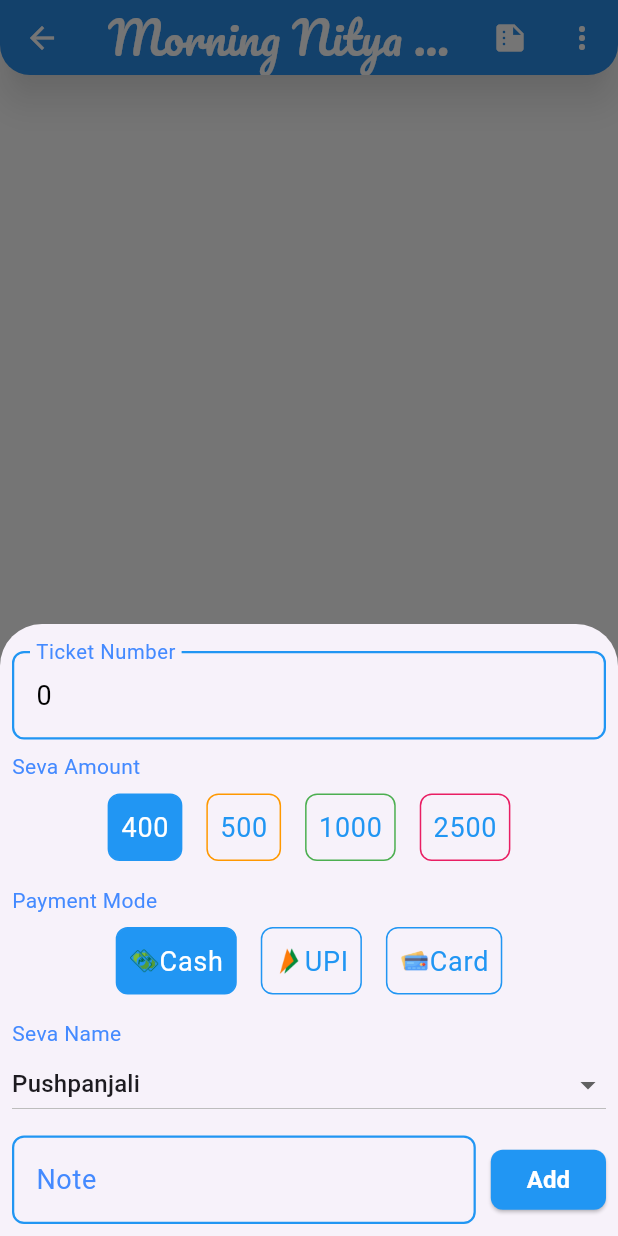
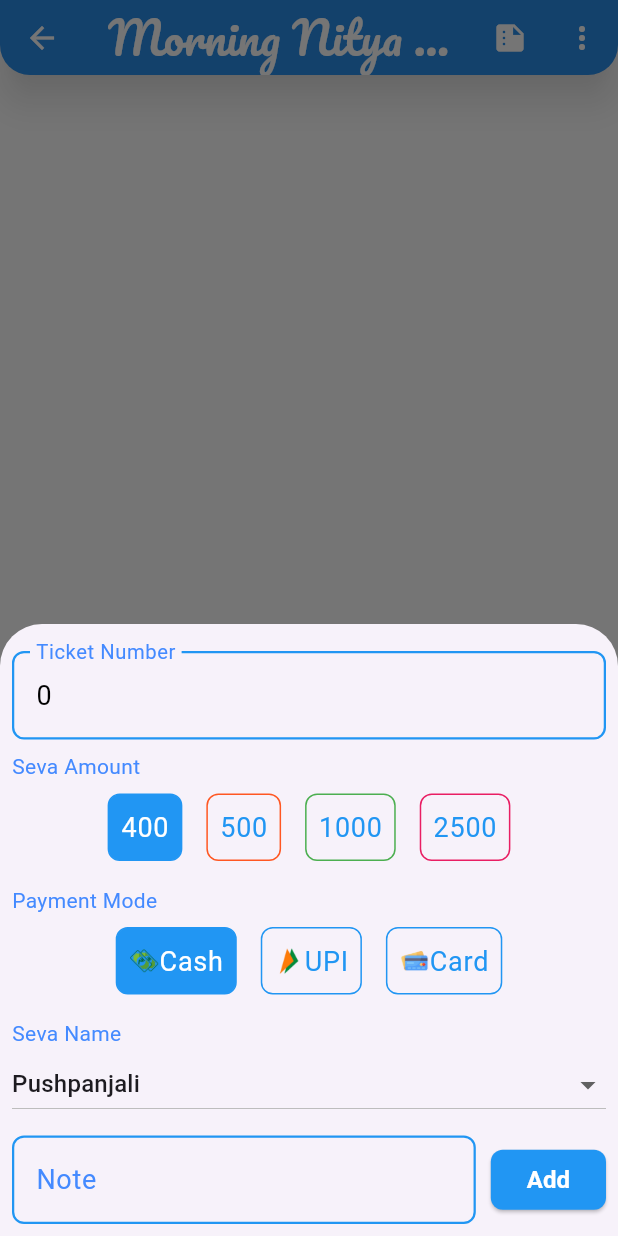
Before and after one commit to jayantadn/vkhillseva, a Flutter app: the TicketPage screen opened directly, after a tap on the "add" icon, on a phone screen of 412 x 824 dp. Run offline on Flutter 3.47's test engine with Material 3 defaults, Android fonts, the phone set to English and light mode, and no system bars; our stand-ins replace firebase_core, firebase_database, fl_chart, fluttertoast, google_fonts, synchronized; accounts and stored records are empty.

Commit message:
feat: update color handling in ticket display and clean up asset list

```diff
--- a/lib/common/const.dart
+++ b/lib/common/const.dart
@@ -80,7 +80,7 @@ class Const {
       },
       {
         "500": {
-          'color': Colors.orange,
+          'color': Colors.deepOrange,
           "sevas": [
             {
               "name": "Tulasi Archana Seva",
```
Also changed, not shown: lib/nitya_seva/ticket_page.dart (+8 -2 lines). Lines whose indentation alone changed are shown as unchanged.
